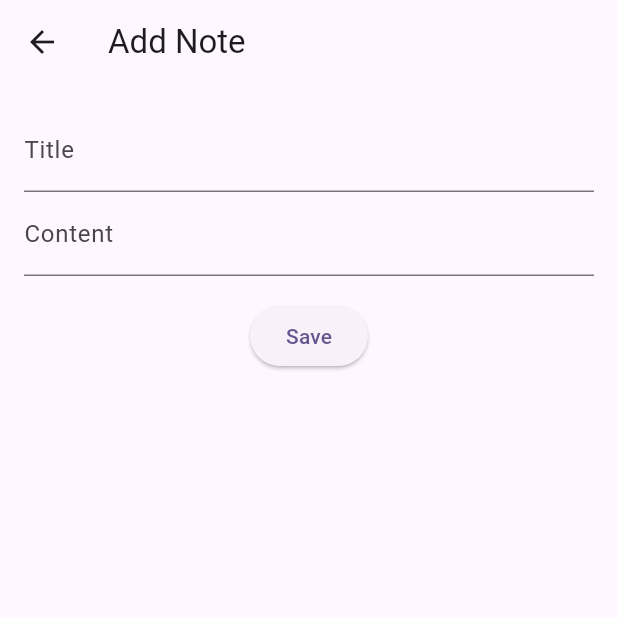
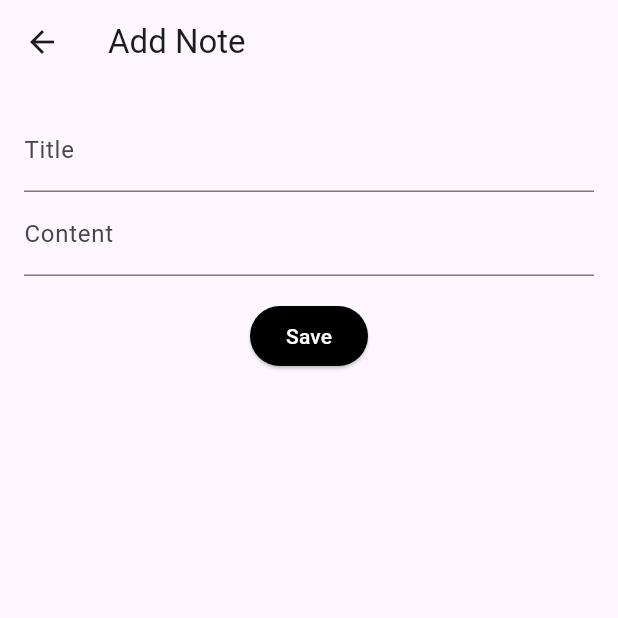
Before and after one commit to sineam0r/t2_2022110006, a Flutter app: the screen it shows after launch, after a tap on "Add New Note", on a phone screen of 412 x 824 dp, the top half of it. Run offline on Flutter 3.47's test engine with Material 3 defaults, Android fonts, the phone set to English and light mode, and no system bars; our stand-ins replace shared_preferences.

Commit message:
modified:   lib/screens/home_screen.dart 	modified:   lib/screens/manage_note_screen.dart

```diff
--- a/lib/screens/manage_note_screen.dart
+++ b/lib/screens/manage_note_screen.dart
@@ -23,6 +23,17 @@ class ManageNoteScreen extends StatelessWidget {
     return Scaffold(
       appBar: AppBar(
         title: Text(isEdit ? 'Edit Note' : 'Add Note'),
+        actions: isEdit
+          ? [
+              IconButton(
+                icon: const Icon(Icons.delete),
+                onPressed: () {
+                  context.read<NoteProvider>().removeNote(existingNote);
+                  Navigator.pop(context);
+                },
+              )
+            ]
+          : null,
       ),
       body: Padding(
         padding: const EdgeInsets.all(16),
@@ -42,6 +53,11 @@ class ManageNoteScreen extends StatelessWidget {
             ),
             const SizedBox(height: 16),
             ElevatedButton(
+              style: (
+                ElevatedButton.styleFrom(
+                  backgroundColor: Colors.black
+                )
+              ),
               onPressed: () {
                 final title = titleController.text;
                 final content = contentController.text;
@@ -65,7 +81,7 @@ class ManageNoteScreen extends StatelessWidget {
 
                 Navigator.pop(context);
               },
-              child: const Text('Save'),
+              child: const Text('Save', style: TextStyle(color: Colors.white),),
             )
           ],
         )
```
Also changed, not shown: lib/screens/home_screen.dart (+28 -23 lines).
